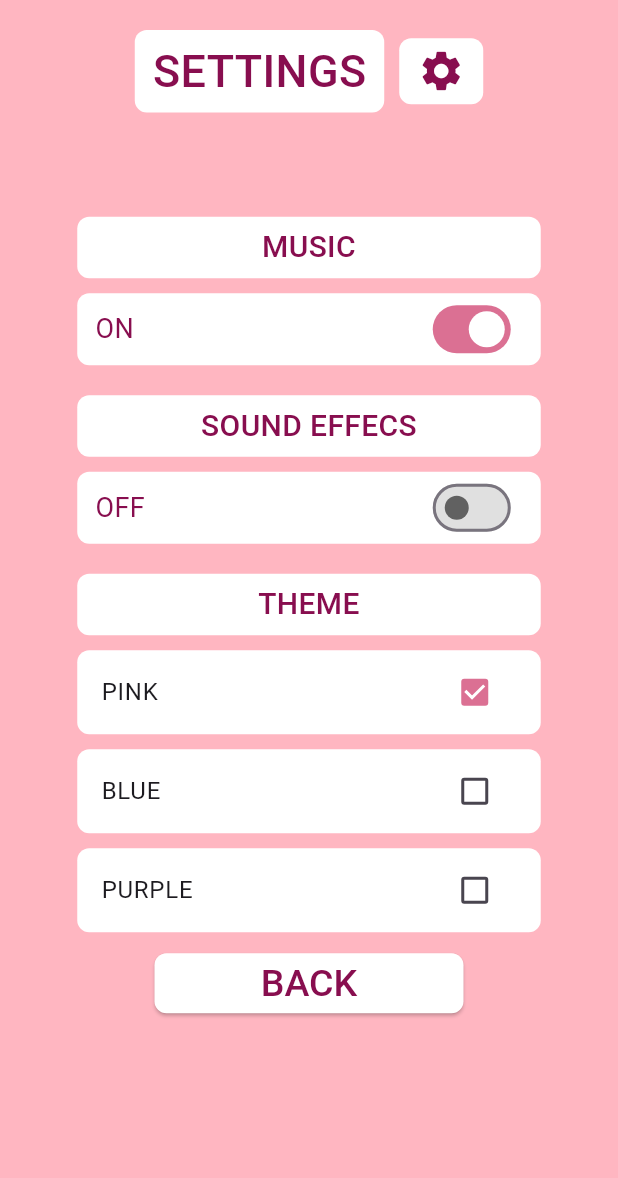
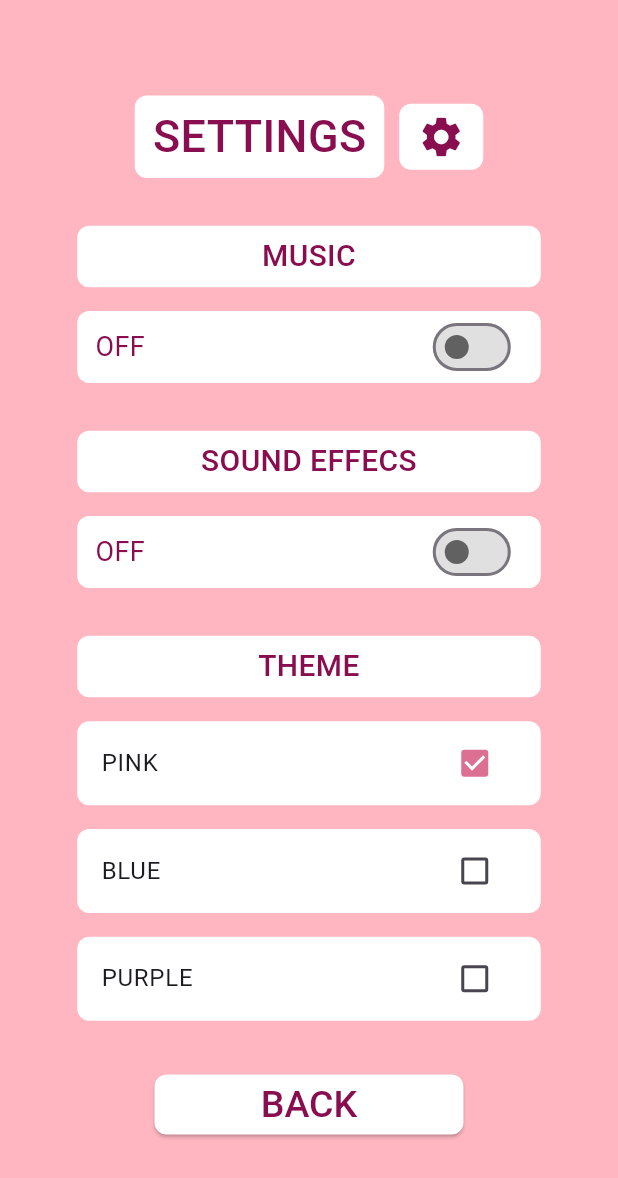
Before and after one commit to mraboso2019/practica2moviles, a Flutter app: the screen it shows after launch, after a tap on "SETTINGS", on a phone screen of 412 x 824 dp. Shown: the top 1178 px of the screen. Run offline on Flutter 3.47's test engine with Material 3 defaults, Android fonts, the phone set to English and light mode, and no system bars; our stand-ins replace audioplayers, shared_preferences.

Commit message:
update spacers settings

```diff
--- a/lib/main.dart
+++ b/lib/main.dart
@@ -2,6 +2,7 @@ import 'package:flutter/material.dart';
 import 'package:practica_2/music_state.dart';
 import 'app_theme.dart';
 import 'home_screen.dart';
+import 'settings.dart';
 import 'package:provider/provider.dart';
 
 // Este es tu archivo donde manejas la música
--- a/lib/music_state.dart
+++ b/lib/music_state.dart
@@ -10,8 +10,9 @@ class MusicState extends ChangeNotifier {
 
   void startMusic() async {
     if (!_isPlayingMusic) {
-      await _player.play(AssetSource('background_music.mp3')); // Asegúrate de que el path es correcto
-      _isPlayingMusic = true;
+      //await _player.play(AssetSource('background_music.mp3')); // Asegúrate de que el path es correcto
+      _player.pause;
+      _isPlayingMusic = false;
       notifyListeners();
     }
   }
--- a/lib/settings.dart
+++ b/lib/settings.dart
@@ -4,7 +4,6 @@ import 'package:provider/provider.dart';
 import 'app_theme.dart';
 import 'package:audioplayers/audioplayers.dart';
 import 'music_state.dart';
-
 
 class Settings extends StatefulWidget {
   @override
@@ -23,19 +22,17 @@ class _SettingsState extends State<Settings> {
         builder: (context, appTheme, child) {
           // Obtener el índice actual del tema
           int currentThemeIndex = appTheme.currentThemeIndex;
-          return Stack(
+          return Center(
+            child: Column(
+              mainAxisAlignment: MainAxisAlignment.center,
               children: [
-              Align(
-                alignment: Alignment.topCenter,
-                child: Padding(
-                  padding: EdgeInsets.only(top: 20.0),
-                  // Ajusta el valor según el espacio que desees
-                  child: Row(
+                const Spacer(flex: 4),
+                Row(
                   mainAxisAlignment: MainAxisAlignment.center,
                   children: [
                     Container(
-                        padding: EdgeInsets.symmetric(
-                            horizontal: 12.0, vertical: 6.0),
+                      padding:
+                          EdgeInsets.symmetric(horizontal: 12.0, vertical: 6.0),
                       decoration: BoxDecoration(
                         borderRadius: BorderRadius.circular(8.0),
                         color: Colors.white,
@@ -51,8 +48,8 @@ class _SettingsState extends State<Settings> {
                     ),
                     SizedBox(width: 10),
                     Container(
-                        padding: EdgeInsets.symmetric(
-                            horizontal: 12.0, vertical: 6.0),
+                      padding:
+                          EdgeInsets.symmetric(horizontal: 12.0, vertical: 6.0),
                       decoration: BoxDecoration(
                         borderRadius: BorderRadius.circular(8.0),
                         color: Colors.white,
@@ -61,12 +58,7 @@ class _SettingsState extends State<Settings> {
                     ),
                   ],
                 ),
-                ),
-              ),
-              Center(
-                child: Column(
-                  mainAxisAlignment: MainAxisAlignment.center,
-                  children: [
+                const Spacer(flex: 2),
                 Container(
                   width: MediaQuery.of(context).size.width * 0.75,
                   padding:
@@ -84,7 +76,7 @@ class _SettingsState extends State<Settings> {
                     ),
                   ),
                 ),
-                    SizedBox(height: 10),
+                const Spacer(flex: 1),
                 Container(
                   width: MediaQuery.of(context).size.width * 0.75,
                   decoration: BoxDecoration(
@@ -114,7 +106,7 @@ class _SettingsState extends State<Settings> {
                     ],
                   ),
                 ),
-                    SizedBox(height: 20),
+                const Spacer(flex: 2),
                 Container(
                   width: MediaQuery.of(context).size.width * 0.75,
                   padding:
@@ -132,7 +124,7 @@ class _SettingsState extends State<Settings> {
                     ),
                   ),
                 ),
-                    SizedBox(height: 10),
+                const Spacer(flex: 1),
                 Container(
                   width: MediaQuery.of(context).size.width * 0.75,
                   decoration: BoxDecoration(
@@ -164,7 +156,7 @@ class _SettingsState extends State<Settings> {
                     ],
                   ),
                 ),
-                    SizedBox(height: 20),
+                const Spacer(flex: 2),
                 Container(
                   width: MediaQuery.of(context).size.width * 0.75,
                   padding:
@@ -182,7 +174,7 @@ class _SettingsState extends State<Settings> {
                     ),
                   ),
                 ),
-                    SizedBox(height: 10),
+                const Spacer(flex: 1),
                 Container(
                   width: MediaQuery.of(context).size.width * 0.75,
                   decoration: BoxDecoration(
@@ -197,7 +189,7 @@ class _SettingsState extends State<Settings> {
                     },
                   ),
                 ),
-                    SizedBox(height: 10),
+                const Spacer(flex: 1),
                 Container(
                   width: MediaQuery.of(context).size.width * 0.75,
                   decoration: BoxDecoration(
@@ -212,7 +204,7 @@ class _SettingsState extends State<Settings> {
                     },
                   ),
                 ),
-                    SizedBox(height: 10),
+                const Spacer(flex: 1),
                 Container(
                   width: MediaQuery.of(context).size.width * 0.75,
                   decoration: BoxDecoration(
@@ -227,7 +219,7 @@ class _SettingsState extends State<Settings> {
                     },
                   ),
                 ),
-                    SizedBox(height: 10),
+                const Spacer(flex: 2),
                 ElevatedButton(
                   onPressed: () {
                     Navigator.pop(context); // Volver atrás
@@ -238,10 +230,9 @@ class _SettingsState extends State<Settings> {
                         Size(MediaQuery.of(context).size.width / 2, 40),
                   ),
                 ),
+                const Spacer(flex: 4),
               ],
             ),
-              ),
-            ],
           );
         },
       ),
```
Lines whose indentation alone changed are shown as unchanged.
